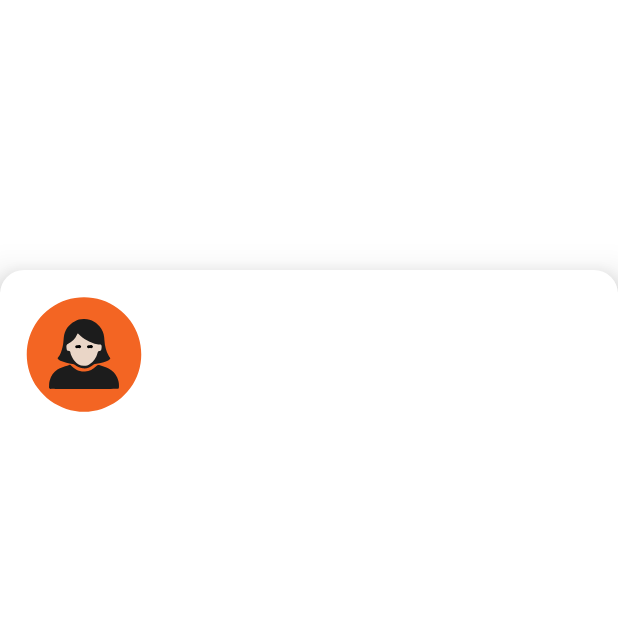
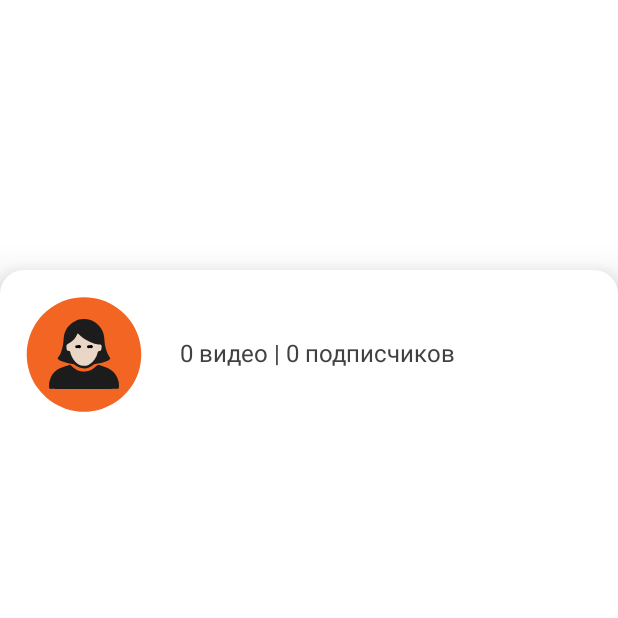
Before and after one commit to llalekysll/tinn-android, an Android app built with Jetpack Compose: the composable CardInformation shown on its own in the app's theme, on a phone screen of 412 x 824 dp, the top half of it. Run offline under Robolectric (Android 15) with nearby library versions, the phone set to English and light mode, and no system bars; libraries missing offline, so code that uses them is left out: com.skydoves.landscapist; network calls fail.

Commit message:
Добавление надписи с количеством видео и подписчиков

```diff
--- a/app/src/main/java/com/example/tinn/ui/features/main/profile/CardInformation.kt
+++ b/app/src/main/java/com/example/tinn/ui/features/main/profile/CardInformation.kt
@@ -5,7 +5,9 @@ import androidx.compose.foundation.layout.*
 import androidx.compose.foundation.shape.CircleShape
 import androidx.compose.foundation.shape.RoundedCornerShape
 import androidx.compose.material.Card
+import androidx.compose.material.Text
 import androidx.compose.runtime.Composable
+import androidx.compose.ui.Alignment
 import androidx.compose.ui.Modifier
 import androidx.compose.ui.draw.clip
 import androidx.compose.ui.res.painterResource
@@ -13,6 +15,8 @@ import androidx.compose.ui.unit.dp
 import androidx.navigation.NavController
 import com.example.tinn.R
 import com.example.tinn.data.modelForJSON.ResponceDataUserModel
+import com.example.tinn.ui.theme.DarkGray
+import com.example.tinn.ui.theme.Gray
 import com.skydoves.landscapist.glide.GlideImage
 
 @Composable
@@ -26,8 +30,21 @@ fun CardInformation(navController: NavController, user: ResponceDataUserModel) {
             .padding(top = 180.dp),
     ) {
         Column {
-            val avatar = user.userProfiles.avatar
-            Avatar(avatar)
+            Row(
+                Modifier.fillMaxWidth(),
+                horizontalArrangement = Arrangement.spacedBy(8.dp),
+                verticalAlignment = Alignment.CenterVertically
+            ) {
+                val avatar = user.userProfiles.avatar
+                Avatar(avatar)
+
+                Text(
+                    text = "${user.profileInfo.videosCount} видео |" +
+                            " ${user.profileInfo.subscriptionsCount} подписчиков",
+                    color = DarkGray
+                )
+            }
+
         }
     }
 }
```
